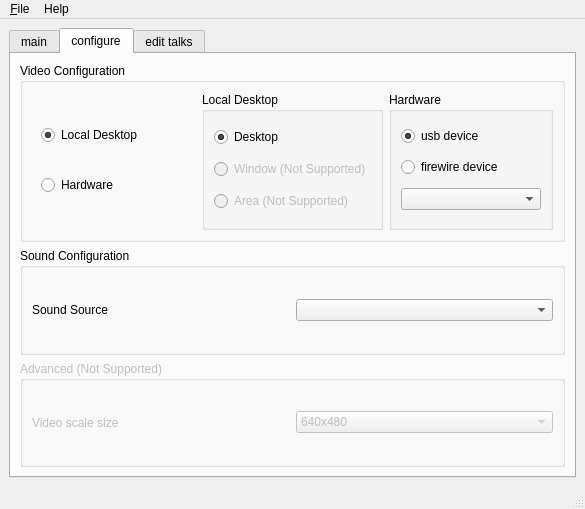
Freeseer/freeseer, file src/forms/freeseer_ui_qt.ui: the form before one commit.
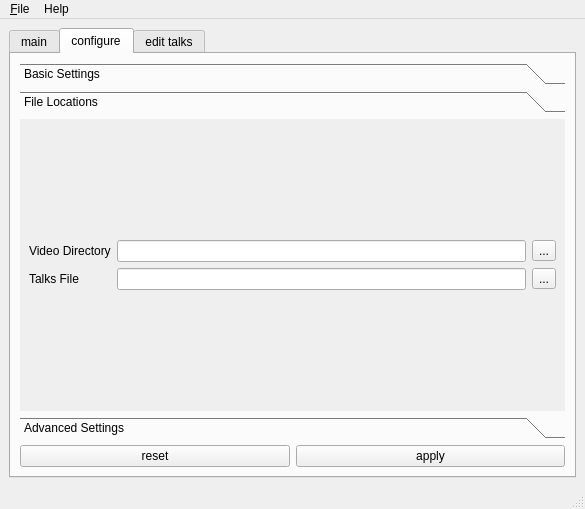
The form after the commit. The open tabs and pages were chosen to show the change. Icons and pictures are not drawn.

Commit message: Default Video Directory and talks.txt file locations can now be configured from the gui.

```diff
--- a/src/forms/freeseer_ui_qt.ui
+++ b/src/forms/freeseer_ui_qt.ui
@@ -153,6 +153,24 @@
        <attribute name="title">
         <string>configure</string>
        </attribute>
+       <layout class="QVBoxLayout" name="verticalLayout_9">
+        <item>
+         <widget class="QToolBox" name="toolBox">
+          <property name="currentIndex">
+           <number>0</number>
+          </property>
+          <widget class="QWidget" name="page">
+           <property name="geometry">
+            <rect>
+             <x>0</x>
+             <y>0</y>
+             <width>551</width>
+             <height>301</height>
+            </rect>
+           </property>
+           <attribute name="label">
+            <string>Basic Settings</string>
+           </attribute>
        <layout class="QVBoxLayout" name="verticalLayout_8">
         <item>
          <widget class="QGroupBox" name="videoConfigBox">
@@ -333,6 +351,72 @@
           </layout>
          </widget>
         </item>
+           </layout>
+          </widget>
+          <widget class="QWidget" name="page_2">
+           <attribute name="label">
+            <string>File Locations</string>
+           </attribute>
+           <layout class="QVBoxLayout" name="verticalLayout_10">
+            <item>
+             <layout class="QGridLayout" name="gridLayout_3">
+              <item row="0" column="1">
+               <widget class="QLineEdit" name="videoDirectoryLineEdit"/>
+              </item>
+              <item row="0" column="2">
+               <widget class="QToolButton" name="videoDirectoryButton">
+                <property name="text">
+                 <string>...</string>
+                </property>
+               </widget>
+              </item>
+              <item row="0" column="0">
+               <widget class="QLabel" name="videoDirectoryLabel">
+                <property name="text">
+                 <string>Video Directory</string>
+                </property>
+                <property name="buddy">
+                 <cstring>videoDirectoryLineEdit</cstring>
+                </property>
+               </widget>
+              </item>
+              <item row="1" column="0">
+               <widget class="QLabel" name="talksFileLabel">
+                <property name="text">
+                 <string>Talks File</string>
+                </property>
+                <property name="buddy">
+                 <cstring>talksFileLineEdit</cstring>
+                </property>
+               </widget>
+              </item>
+              <item row="1" column="2">
+               <widget class="QToolButton" name="talksFileButton">
+                <property name="text">
+                 <string>...</string>
+                </property>
+               </widget>
+              </item>
+              <item row="1" column="1">
+               <widget class="QLineEdit" name="talksFileLineEdit"/>
+              </item>
+             </layout>
+            </item>
+           </layout>
+          </widget>
+          <widget class="QWidget" name="settings_advanced">
+           <property name="geometry">
+            <rect>
+             <x>0</x>
+             <y>0</y>
+             <width>551</width>
+             <height>301</height>
+            </rect>
+           </property>
+           <attribute name="label">
+            <string>Advanced Settings</string>
+           </attribute>
+           <layout class="QHBoxLayout" name="horizontalLayout_6">
         <item>
          <widget class="QGroupBox" name="groupBox_4">
           <property name="enabled">
@@ -374,6 +458,28 @@
         </item>
        </layout>
       </widget>
+         </widget>
+        </item>
+        <item>
+         <layout class="QHBoxLayout" name="horizontalLayout_7">
+          <item>
+           <widget class="QPushButton" name="resetSettingsButton">
+            <property name="text">
+             <string>reset</string>
+            </property>
+           </widget>
+          </item>
+          <item>
+           <widget class="QPushButton" name="applySettingsButton">
+            <property name="text">
+             <string>apply</string>
+            </property>
+           </widget>
+          </item>
+         </layout>
+        </item>
+       </layout>
+      </widget>
       <widget class="QWidget" name="editTalksPage">
        <attribute name="title">
         <string>edit talks</string>
```
Left out of the diff: 32 changed lines with no effect on the pictures. Lines whose indentation alone changed are shown as unchanged. The commit also changes 1 other file.
